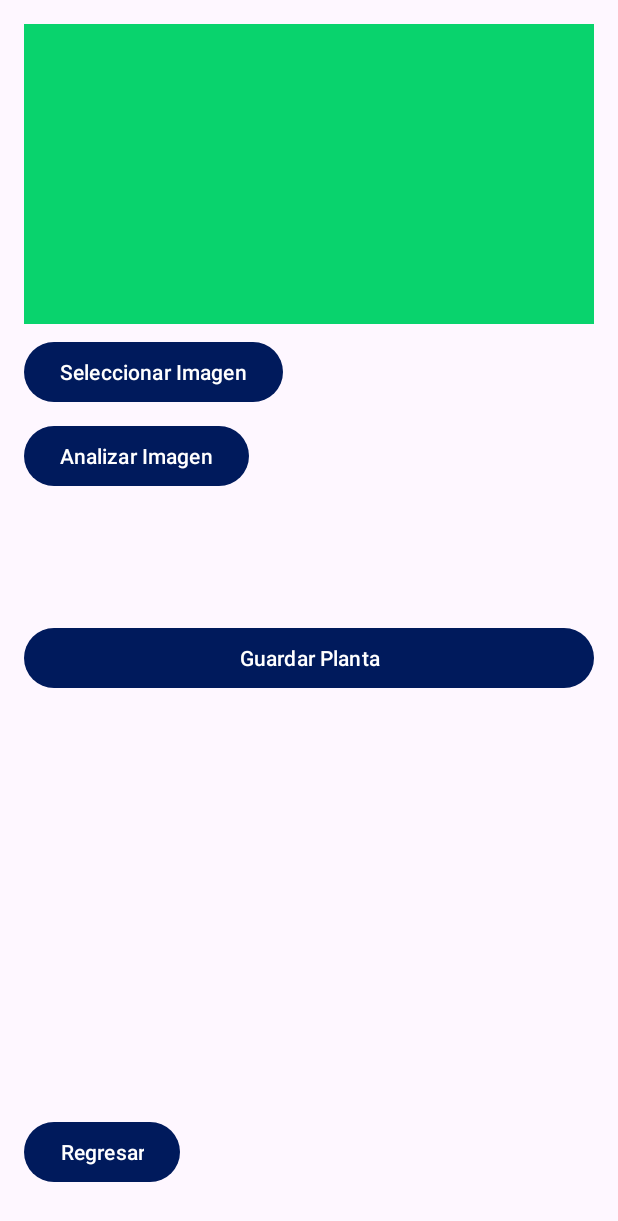
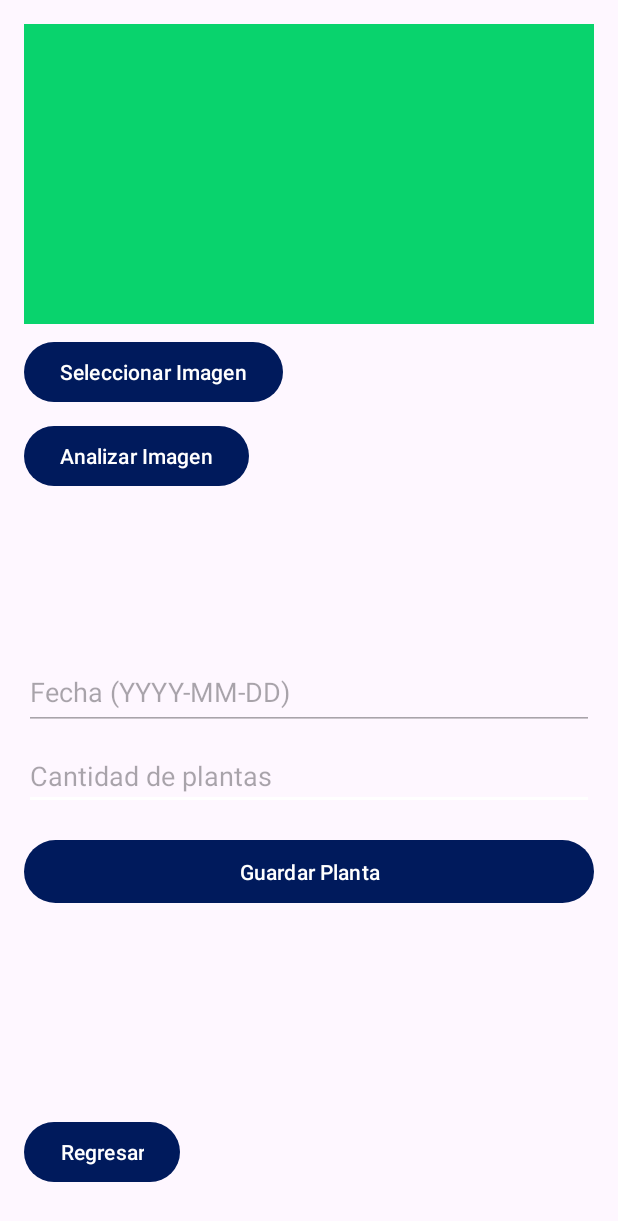
Before and after one commit to LuzPaez/GrowPlant, an Android app: the AgregarPlanta screen opened directly, with no data from a screen before it, on a phone screen of 412 x 824 dp. Shown: the top 1221 px of the screen. Run offline under Robolectric (Android 15) with nearby library versions, the phone set to English and light mode, and no system bars; pictures from the network do not load.

Commit message:
Se agregan los campos fecha y cantidad 27/10/24

```diff
--- a/app/src/main/res/layout/activity_agregar_planta.xml
+++ b/app/src/main/res/layout/activity_agregar_planta.xml
@@ -1,4 +1,3 @@
-<?xml version="1.0" encoding="utf-8"?>
 <RelativeLayout xmlns:android="http://schemas.android.com/apk/res/android"
     android:layout_width="match_parent"
     android:layout_height="match_parent"
@@ -45,12 +44,44 @@
         android:layout_below="@id/plantNameTextView"
         android:layout_marginTop="8dp" />
 
+    <!-- TextView para mostrar la familia de la planta -->
+    <TextView
+        android:id="@+id/plantFamilyTextView"
+        android:layout_width="match_parent"
+        android:layout_height="wrap_content"
+        android:layout_below="@id/plantDescriptionTextView"
+        android:layout_marginTop="8dp"
+        android:textSize="16sp"
+        android:textStyle="italic" />
+
+    <!-- EditText para la fecha actual -->
+    <EditText
+        android:id="@+id/plantDateEditText"
+        android:layout_width="match_parent"
+        android:layout_height="50dp"
+        android:layout_below="@id/plantFamilyTextView"
+        android:layout_marginTop="8dp"
+        android:hint="Fecha (YYYY-MM-DD)"
+        android:inputType="none"
+        android:enabled="false"
+        />
+
+    <!-- EditText para la cantidad de plantas -->
+    <EditText
+        android:id="@+id/plantQuantityEditText"
+        android:layout_width="match_parent"
+        android:layout_height="wrap_content"
+        android:layout_below="@id/plantDateEditText"
+        android:layout_marginTop="8dp"
+        android:hint="Cantidad de plantas"
+        android:inputType="number" />
+
     <Button
         android:id="@+id/saveButton"
         android:layout_width="match_parent"
-        android:layout_height="wrap_content"
+        android:layout_height="50dp"
         android:text="Guardar Planta"
-        android:layout_below="@id/plantDescriptionTextView"
+        android:layout_below="@id/plantQuantityEditText"
         android:layout_marginTop="16dp" />
 
     <Button
```
